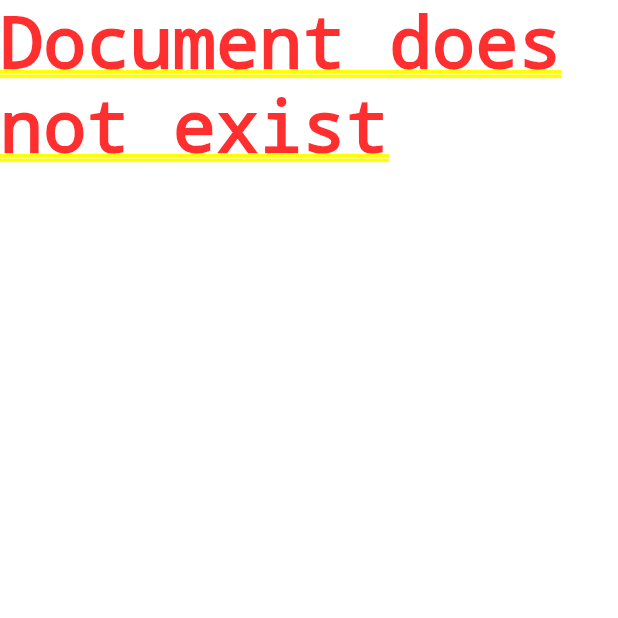
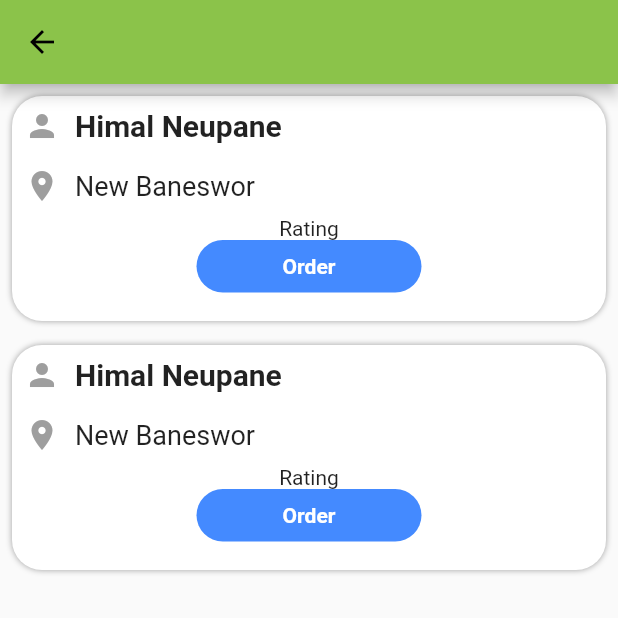
Before and after one commit to himal775/eService, a Flutter app: the CustomerHomePage screen opened directly, after a tap on "Cleaner", on a phone screen of 412 x 824 dp, the top half of it. Run offline on Flutter 3.47's test engine with Material 2 defaults, Android fonts, the phone set to English and light mode, and no system bars; our stand-ins replace cloud_firestore, firebase_auth, firebase_core, firebase_messaging, flutter_riverpod, geocoding and 3 more; accounts and stored records are empty.

Commit message:
location added

```diff
--- a/lib/customer/homePage.dart
+++ b/lib/customer/homePage.dart
@@ -1,6 +1,7 @@
 import 'package:flutter/material.dart';
 import 'package:get/get.dart';
 import 'package:online/customer/workerList.dart';
+import 'package:shared_preferences/shared_preferences.dart';
 
 class CustomerHomePage extends StatefulWidget {
   const CustomerHomePage({super.key});
@@ -10,6 +11,21 @@ class CustomerHomePage extends StatefulWidget {
 }
 
 class _CustomerHomePageState extends State<CustomerHomePage> {
+  String locationData = "";
+  @override
+  void initState() {
+    super.initState();
+    getLocation();
+  }
+
+  void getLocation() async {
+    final sharedPrefs = await SharedPreferences.getInstance();
+    String data = sharedPrefs.getString("Location") ?? "No Address found";
+    setState(() {
+      locationData = data;
+    });
+  }
+
   @override
   Widget build(BuildContext context) {
     return Scaffold(
@@ -20,9 +36,18 @@ class _CustomerHomePageState extends State<CustomerHomePage> {
           style: TextStyle(color: Colors.white),
         ),
       ),
-      body: GridView(
-        gridDelegate:
-            const SliverGridDelegateWithFixedCrossAxisCount(crossAxisCount: 2),
+      body: Column(
+        children: [
+          Padding(
+            padding: const EdgeInsets.all(8.0),
+            child: Row(
+              children: [const Icon(Icons.location_on), Text(locationData)],
+            ),
+          ),
+          Expanded(
+            child: GridView(
+              gridDelegate: const SliverGridDelegateWithFixedCrossAxisCount(
+                  crossAxisCount: 2),
               children: [
                 Padding(
                   padding: const EdgeInsets.all(8.0),
@@ -261,6 +286,9 @@ class _CustomerHomePageState extends State<CustomerHomePage> {
                 )
               ],
             ),
+          ),
+        ],
+      ),
     );
   }
 }
--- a/lib/customer/workerList.dart
+++ b/lib/customer/workerList.dart
@@ -10,7 +10,9 @@ class WorkerList extends StatelessWidget {
   Widget build(BuildContext context) {
     final student = FirebaseFirestore.instance.collection(workerType).get();
 
-    return FutureBuilder(
+    return Scaffold(
+      appBar: AppBar(),
+      body: FutureBuilder(
         //Fetching data from the documentId specified of the student
         future: student,
         builder: (BuildContext context, snapshot) {
@@ -20,18 +22,102 @@ class WorkerList extends StatelessWidget {
           }
 
           if (snapshot.hasData) {
-          return Text("Document does not exist");
+            return ListView.builder(
+              itemCount: 2,
+              itemBuilder: (context, index) {
+                return Padding(
+                  padding: const EdgeInsets.all(8.0),
+                  child: Container(
+                    height: 150,
+                    width: double.infinity,
+                    decoration: const BoxDecoration(
+                        color: Colors.white,
+                        boxShadow: [
+                          BoxShadow(
+                            color: Colors.grey,
+                            blurRadius: 3,
+                          )
+                        ],
+                        borderRadius: BorderRadius.all(Radius.circular(20))),
+                    child: Column(
+                      children: [
+                        Padding(
+                          padding: const EdgeInsets.all(8.0),
+                          child: Row(
+                            children: [
+                              Row(
+                                children: const [
+                                  Icon(
+                                    Icons.person,
+                                    color: Colors.grey,
+                                  ),
+                                  SizedBox(
+                                    width: 10,
+                                  ),
+                                  Text(
+                                    "Himal Neupane",
+                                    style: TextStyle(
+                                        fontSize: 20,
+                                        fontWeight: FontWeight.bold),
+                                  ),
+                                ],
+                              ),
+                              SizedBox(
+                                width: 20,
+                              ),
+                            ],
+                          ),
+                        ),
+                        Padding(
+                          padding: const EdgeInsets.all(8.0),
+                          child: Row(
+                            children: const [
+                              Icon(
+                                Icons.location_on,
+                                color: Colors.grey,
+                              ),
+                              SizedBox(
+                                width: 10,
+                              ),
+                              Text(
+                                "New Baneswor",
+                                style: TextStyle(
+                                  fontSize: 18,
+                                ),
+                              ),
+                            ],
+                          ),
+                        ),
+                        Text("Rating"),
+                        Container(
+                          height: 35,
+                          width: 150,
+                          decoration: BoxDecoration(
+                              color: Colors.blueAccent,
+                              borderRadius:
+                                  BorderRadius.all(Radius.circular(20))),
+                          child: Center(
+                            child: Text(
+                              "Order",
+                              style: TextStyle(
+                                  color: Colors.white,
+                                  fontWeight: FontWeight.bold),
+                            ),
+                          ),
+                        )
+                      ],
+                    ),
+                  ),
+                );
+              },
+            );
           }
 
           //Data is output to the user
-        if (snapshot.connectionState == ConnectionState.done) {
-          // Map<String, dynamic> data =
-          //     snapshot.data!.data() as Map<String, dynamic>;
-          // return Text("Full Name: ${data['FirstName']} ${data['email']}");
-        }
 
           return Text("loading");
         },
+      ),
     );
   }
 }
--- a/lib/loginPage.dart
+++ b/lib/loginPage.dart
@@ -5,6 +5,7 @@ import 'package:online/customer/homePage.dart';
 import 'package:online/customer/mainPage.dart';
 import 'package:online/provider/authProvider.dart';
 import 'package:online/customer/customerRegister.dart';
+import 'package:online/provider/automaticLocation.dart';
 import 'package:online/register.dart';
 
 class LoginPage extends StatefulWidget {
@@ -23,6 +24,12 @@ class _LoginPageState extends State<LoginPage> {
   bool isTap = false;
   bool keepLogin = false;
   bool isLoading = false;
+
+  @override
+  void initState() {
+    super.initState();
+    AutomaticAddress().getAddressFromLatLng();
+  }
 
   @override
   Widget build(BuildContext context) {
--- /dev/null
+++ b/lib/provider/automaticLocation.dart
@@ -0,0 +1,34 @@
+import 'package:geolocator/geolocator.dart';
+import 'package:geocoding/geocoding.dart';
+import 'package:shared_preferences/shared_preferences.dart';
+
+class AutomaticAddress {
+  Position? position;
+
+  late LocationPermission permission;
+
+  Map<String, dynamic> location = {};
+
+  Future<Map<String, dynamic>> getAddressFromLatLng() async {
+    final sharedPrefs = await SharedPreferences.getInstance();
+    permission = await Geolocator.requestPermission();
+    if (permission == LocationPermission.denied) {
+      await Geolocator.requestPermission();
+    }
+    if (permission == LocationPermission.whileInUse ||
+        permission == LocationPermission.always) {
+      position = await Geolocator.getCurrentPosition();
+      List<Placemark> placemark = await placemarkFromCoordinates(
+          position!.latitude, position!.longitude);
+
+      String completeAddress =
+          "${placemark[0].thoroughfare}, ${placemark[0].subLocality}, ${placemark[0].locality}, ${placemark[0].administrativeArea}, ${placemark[0].postalCode}, ${placemark[0].country}";
+
+      location['fullAddress'] = completeAddress;
+      sharedPrefs.setString("Location", completeAddress);
+
+      return location;
+    }
+    return {};
+  }
+}
--- a/pubspec.yaml
+++ b/pubspec.yaml
@@ -42,6 +42,8 @@ dependencies:
   firebase_auth: ^4.2.9
   cloud_firestore: ^4.4.3
   firebase_messaging: ^14.2.5
+  geolocator: ^9.0.2
+  geocoding: ^2.1.0
 
 dev_dependencies:
   flutter_test:
```
Also changed, not shown: pubspec.lock, 4 other files. Lines whose indentation alone changed are shown as unchanged.
